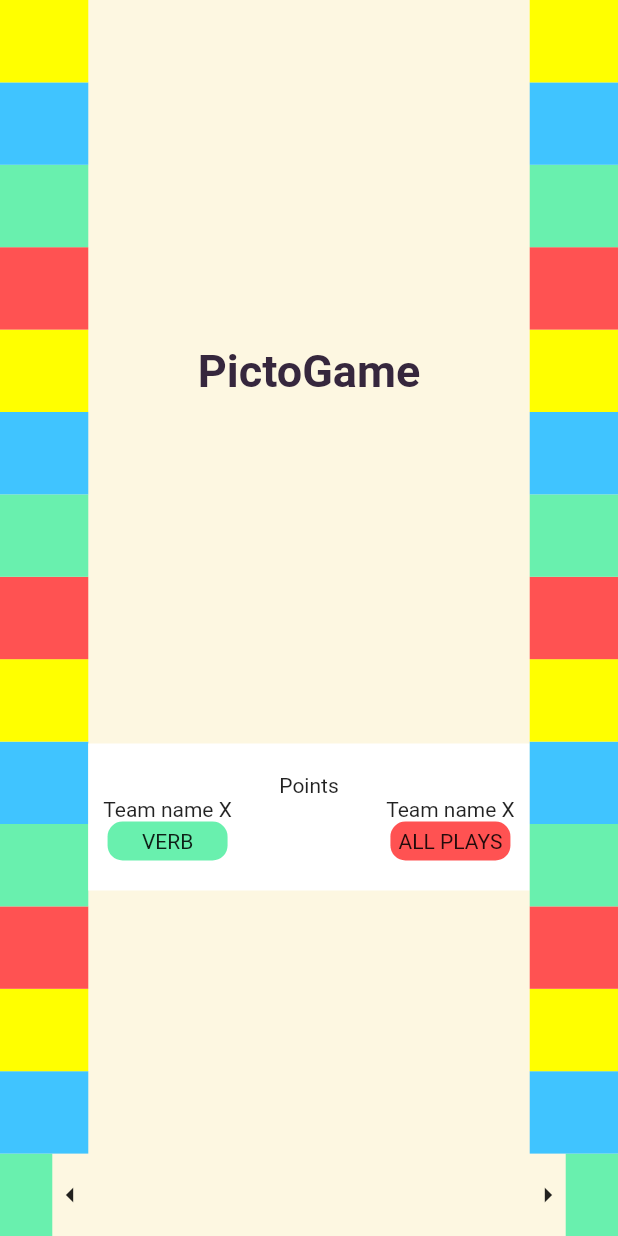
After one commit to Drolegc/pictogame, a Flutter app: the BoardGameScreen screen opened by its route, on a phone screen of 412 x 824 dp. The commit adds this screen. Run offline on Flutter 3.47's test engine with Material 2 defaults, Android fonts, the phone set to English and light mode, and no system bars; our stand-ins replace flip_card, font_awesome_flutter, get.

Commit message:
Desarrollando pantalla de tablero

```diff
--- a/lib/Controllers/Game/game_controller.dart
+++ b/lib/Controllers/Game/game_controller.dart
@@ -1,11 +1,18 @@
 
 import 'package:get/get.dart';
+import 'package:pictogame/utils/categories.dart';
 
 class GameController extends GetxController{
 
   int maxPoints;
   int timeToPlay;
+
   String teamName1;
   String teamName2;
 
+  RxInt currentPointTeam1 = 1.obs;
+  RxInt currentPointTeam2 = 1.obs;
+
+  Rx<Categorie> currentCategorieTeam1 = Categorie.VERB.obs;
+  Rx<Categorie> currentCategorieTeam2 = Categorie.ALL_PLAYS.obs;
 }
--- a/lib/Screens/Boardgame/board_game_screen.dart
+++ b/lib/Screens/Boardgame/board_game_screen.dart
@@ -1,6 +1,7 @@
 import 'package:flutter/material.dart';
 import 'package:get/get.dart';
 import 'package:pictogame/Controllers/Game/game_controller.dart';
+import 'package:pictogame/Screens/Boardgame/widgets/center_board_game.dart';
 import 'package:pictogame/Screens/Boardgame/widgets/player_path.dart';
 import 'package:pictogame/colors.dart';
 
@@ -17,18 +18,14 @@ class BoardGameScreen extends StatelessWidget {
           children: [
             Flexible(
               flex: 1,
-                child: PlayerPath()
+                child: PlayerPath(isTeam1: true,)
             ),
             Flexible(
               flex: 5,
-              child: Container(
-                child: Center(
-                  child: Text("Hi"),
-                ),
-              ),
+              child: CenterBoardGame()
             ),
             Flexible(
-                child: PlayerPath(),
+                child: PlayerPath(isTeam1: false,),
               flex: 1,
             )
           ],
--- /dev/null
+++ b/lib/Screens/Boardgame/widgets/center_board_game.dart
@@ -0,0 +1,50 @@
+import 'package:flutter/material.dart';
+import 'package:get/get.dart';
+import 'package:pictogame/Controllers/Game/game_controller.dart';
+import 'package:pictogame/Screens/Boardgame/widgets/current_categorie.dart';
+import 'package:pictogame/colors.dart';
+
+class CenterBoardGame extends StatelessWidget {
+
+  final GameController _gameController = Get.find();
+
+  @override
+  Widget build(BuildContext context) {
+    return Container(
+      child: Column(
+        mainAxisAlignment: MainAxisAlignment.spaceEvenly,
+        children: [
+          Text("PictoGame",style: TextStyle(fontWeight: FontWeight.bold,fontSize: 30,color: PictoColors.brown),),
+          Container(
+            padding: const EdgeInsets.fromLTRB(10, 20, 10, 20),
+            color: Colors.white,
+            child: Column(
+              crossAxisAlignment: CrossAxisAlignment.center,
+              children: [
+                Text("Points"),
+                Row(
+                  mainAxisAlignment: MainAxisAlignment.spaceBetween,
+                  children: [
+                    Column(
+                      children: [
+                        Text("Team name X"),
+                        CurrentCateogrie(isTeam1: true,)
+                      ],
+                    ),
+                    Column(
+                      children: [
+                        Text("Team name X"),
+                        CurrentCateogrie(isTeam1: false,)
+                      ],
+                    ),
+                  ],
+                )
+
+              ],
+            ),
+          )
+        ],
+      ),
+    );
+  }
+}
--- /dev/null
+++ b/lib/Screens/Boardgame/widgets/current_categorie.dart
@@ -0,0 +1,53 @@
+import 'dart:ui';
+
+import 'package:flutter/material.dart';
+import 'package:get/get.dart';
+import 'package:pictogame/Controllers/Game/game_controller.dart';
+import 'package:pictogame/utils/categories.dart';
+
+class CurrentCateogrie extends StatelessWidget {
+
+  bool isTeam1;
+  final GameController _gameController = Get.find();
+
+  CurrentCateogrie({Key key, @required this.isTeam1}):assert(isTeam1 != null);
+
+  @override
+  Widget build(BuildContext context) {
+    return Obx(() {
+
+      var text;
+      var color;
+      Categorie currentCategorie = (isTeam1) ? _gameController.currentCategorieTeam1.value : _gameController.currentCategorieTeam2.value;
+      switch(currentCategorie){
+
+        case Categorie.ALL_PLAYS:
+          text = "ALL PLAYS";
+          color = Colors.redAccent;
+          break;
+        case Categorie.VERB:
+          text = "VERB";
+          color = Colors.greenAccent;
+          break;
+        case Categorie.HARD:
+          text = "HARD";
+          color = Colors.yellowAccent;
+          break;
+        case Categorie.ADJETIVE:
+          text = "ADJETIVE";
+          color = Colors.lightBlueAccent;
+          break;
+      }
+
+      return Container(
+        width: 80,
+        padding: const EdgeInsets.all(5),
+        decoration: BoxDecoration(
+          borderRadius: BorderRadius.circular(10),
+          color: color
+        ),
+        child: Text(text,textAlign: TextAlign.center,),
+      );
+    });
+  }
+}
--- a/lib/Screens/Boardgame/widgets/player_path.dart
+++ b/lib/Screens/Boardgame/widgets/player_path.dart
@@ -7,10 +7,15 @@ class PlayerPath extends StatelessWidget {
 
   final GameController _gameController = Get.find();
 
+  bool isTeam1;
+
+  PlayerPath({Key key, @required this.isTeam1}):assert(isTeam1 != null);
+
   @override
   Widget build(BuildContext context) {
     return Container(
       child: Column(
+        verticalDirection: VerticalDirection.up,
         children: _buildSquarePoint(),
       ),
     );
@@ -19,19 +24,19 @@ class PlayerPath extends StatelessWidget {
   List<Widget> _buildSquarePoint(){
     List<Widget> squares = List<Widget>();
     var number = 1;
-    for(var i = 0; i <= _gameController.maxPoints;i++){
+    for(var i = 1; i <= 15;i++){
       switch(number){
         case 1:
-          squares.add(Expanded(child: SquarePoint.VERB(point: i)));
+          squares.add(SquarePoint.VERB(point: i,isTeam1: this.isTeam1,));
           break;
         case 2:
-          squares.add(Expanded(child: SquarePoint.ADJETIVE(point:i)));
+          squares.add(SquarePoint.ADJETIVE(point:i,isTeam1: this.isTeam1,));
           break;
         case 3:
-          squares.add(Expanded(child: SquarePoint.HARD(point: i)));
+          squares.add(SquarePoint.HARD(point: i,isTeam1: this.isTeam1,));
           break;
         case 4:
-          squares.add(Expanded(child: SquarePoint.ALLPLAYS(point: i)));
+          squares.add(SquarePoint.ALLPLAYS(point: i,isTeam1: this.isTeam1,));
           break;
       }
       number = (number == 4) ? 1 : number + 1;
--- a/lib/Screens/Boardgame/widgets/square_point.dart
+++ b/lib/Screens/Boardgame/widgets/square_point.dart
@@ -1,11 +1,9 @@
 import 'package:flutter/material.dart';
+import 'package:get/get.dart';
+import 'package:pictogame/Controllers/Game/game_controller.dart';
+import 'package:pictogame/utils/categories.dart';
 
-enum Categorie {
-  ALL_PLAYS,
-  VERB,
-  HARD,
-  ADJETIVE
-}
+
 
 class SquarePoint extends StatelessWidget {
 
@@ -13,40 +11,72 @@ class SquarePoint extends StatelessWidget {
   Categorie categorie;
   Color _color;
   String _text;
+  bool isTeam1;
+  final GameController _gameController = Get.find();
 
-  SquarePoint.ALLPLAYS({Key key,@required this.point}){
+  SquarePoint.ALLPLAYS({Key key,@required this.point,@required this.isTeam1}):assert(isTeam1 != null){
    categorie = Categorie.ALL_PLAYS;
-   _color = Colors.redAccent[700];
+   _color = Colors.redAccent;
    _text = "AP";
   }
 
-  SquarePoint.VERB({Key key,@required this.point}){
+  SquarePoint.VERB({Key key,@required this.point,@required this.isTeam1}):assert(isTeam1 != null){
     categorie = Categorie.VERB;
-    _color = Colors.greenAccent[700];
+    _color = Colors.greenAccent;
     _text = "V";
   }
 
-  SquarePoint.ADJETIVE({Key key,@required this.point}){
+  SquarePoint.ADJETIVE({Key key,@required this.point,@required this.isTeam1}):assert(isTeam1 != null){
     categorie = Categorie.ADJETIVE;
-    _color = Colors.lightBlueAccent[700];
+    _color = Colors.lightBlueAccent;
     _text = "A";
   }
 
-  SquarePoint.HARD({Key key,@required this.point}){
+  SquarePoint.HARD({Key key,@required this.point,@required this.isTeam1}):assert(isTeam1 != null){
     categorie = Categorie.HARD;
-    _color = Colors.yellowAccent[700];
+    _color = Colors.yellowAccent;
     _text = "H";
   }
 
   @override
   Widget build(BuildContext context) {
-    return Container(
+    return Expanded(
+      child:Obx((){
+        if(isTeam1){
+          return Row(
+            children: [
+              Expanded(
+                child: Container(
                   decoration: BoxDecoration(
                       color: _color
                   ),
                   child: Center(
                     child: Text(_text,style: TextStyle(fontWeight: FontWeight.bold,color: _color),),
                   ),
+                ),
+              ),
+              (_gameController.currentPointTeam1.value == point) ? Icon(Icons.arrow_left) : SizedBox.shrink()
+
+            ],
+          );
+        }else{
+          return Row(
+            children: [
+              (_gameController.currentPointTeam2.value == point) ? Icon(Icons.arrow_right) : SizedBox.shrink(),
+              Expanded(
+                child: Container(
+                  decoration: BoxDecoration(
+                      color: _color
+                  ),
+                  child: Center(
+                    child: Text(_text,style: TextStyle(fontWeight: FontWeight.bold,color: _color),),
+                  ),
+                ),
+              )
+            ],
+          );
+        }
+      })
     );
   }
 }
--- /dev/null
+++ b/lib/utils/categories.dart
@@ -0,0 +1,6 @@
+enum Categorie {
+  ALL_PLAYS,
+  VERB,
+  HARD,
+  ADJETIVE
+}
```
Lines whose indentation alone changed are shown as unchanged.
